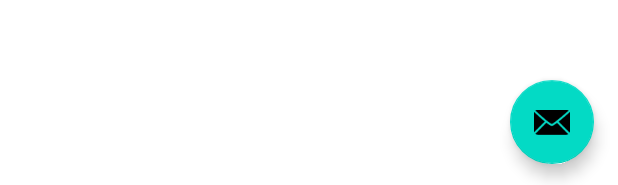
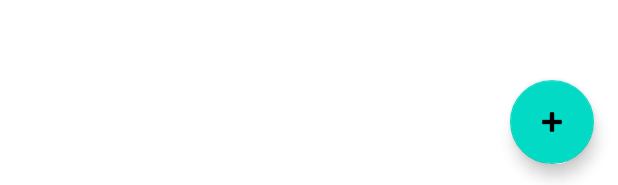
Before and after one commit to darkusagi99/MunchkinFollowUp, an Android app: the layout activity_item_list.xml on its own in the app's theme, with its tools: preview values and no code run, on a phone screen of 412 x 824 dp. Shown: the part 1048-1233 px from the top of the screen. Run offline under Robolectric (Android 15) with nearby library versions, the phone set to English and light mode, and no system bars.

Commit message:
Interface update

```diff
--- a/app/src/main/res/layout-w900dp/item_list.xml
+++ /dev/null
@@ -1,37 +0,0 @@
-<?xml version="1.0" encoding="utf-8"?>
-<LinearLayout xmlns:android="http://schemas.android.com/apk/res/android"
-    xmlns:app="http://schemas.android.com/apk/res-auto"
-    xmlns:tools="http://schemas.android.com/tools"
-    android:layout_width="match_parent"
-    android:layout_height="match_parent"
-    android:layout_marginLeft="16dp"
-    android:layout_marginRight="16dp"
-    android:baselineAligned="false"
-    android:divider="?android:attr/dividerHorizontal"
-    android:orientation="horizontal"
-    android:showDividers="middle"
-    tools:context=".ItemListActivity">
-
-    <!--
-    This layout is a two-pane layout for the Items master/detail flow.
-    -->
-
-    <androidx.recyclerview.widget.RecyclerView xmlns:android="http://schemas.android.com/apk/res/android"
-        xmlns:tools="http://schemas.android.com/tools"
-        android:id="@+id/item_list"
-        android:name="com.gmail.darkusagi99.munchkinfollowup.ItemListFragment"
-        android:layout_width="@dimen/item_width"
-        android:layout_height="match_parent"
-        android:layout_marginLeft="16dp"
-        android:layout_marginRight="16dp"
-        app:layoutManager="LinearLayoutManager"
-        tools:context="com.gmail.darkusagi99.munchkinfollowup.ItemListActivity"
-        tools:listitem="@layout/item_list_content" />
-
-    <FrameLayout
-        android:id="@+id/item_detail_container"
-        android:layout_width="0dp"
-        android:layout_height="match_parent"
-        android:layout_weight="3" />
-
-</LinearLayout>
--- a/app/src/main/res/layout/activity_item_list.xml
+++ b/app/src/main/res/layout/activity_item_list.xml
@@ -36,6 +36,6 @@
         android:layout_height="wrap_content"
         android:layout_gravity="bottom|end"
         android:layout_margin="@dimen/fab_margin"
-        app:srcCompat="@android:drawable/ic_dialog_email" />
+        app:srcCompat="@android:drawable/ic_input_add" />
 
 </androidx.coordinatorlayout.widget.CoordinatorLayout>
--- a/app/src/main/res/values/strings.xml
+++ b/app/src/main/res/values/strings.xml
@@ -1,4 +1,7 @@
 <resources>
     <string name="app_name">MunchkinFollowUp</string>
-    <string name="title_item_detail">Item Detail</string>
+    <string name="title_item_detail">Detail</string>
+    <string name="remove_one_level">Retirer un niveau</string>
+    <string name="add_one_level">Ajouter un niveau</string>
+    <string name="name">Nom</string>
 </resources>
```
Also changed, not shown: app/src/main/java/com/gmail/darkusagi99/munchkinfollowup/ItemDetailActivity.kt (+0 -14 lines), app/src/main/res/layout/add_player.xml (added, +15 -0 lines), app/src/main/res/layout/item_list_content.xml (+10 -4 lines).
